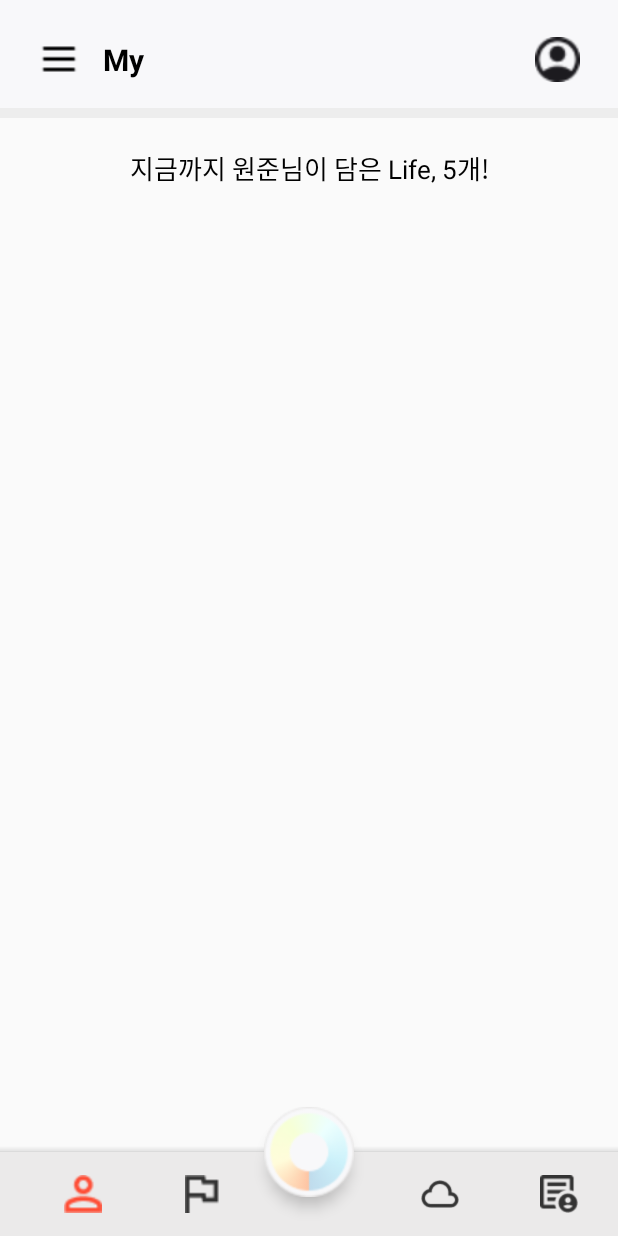
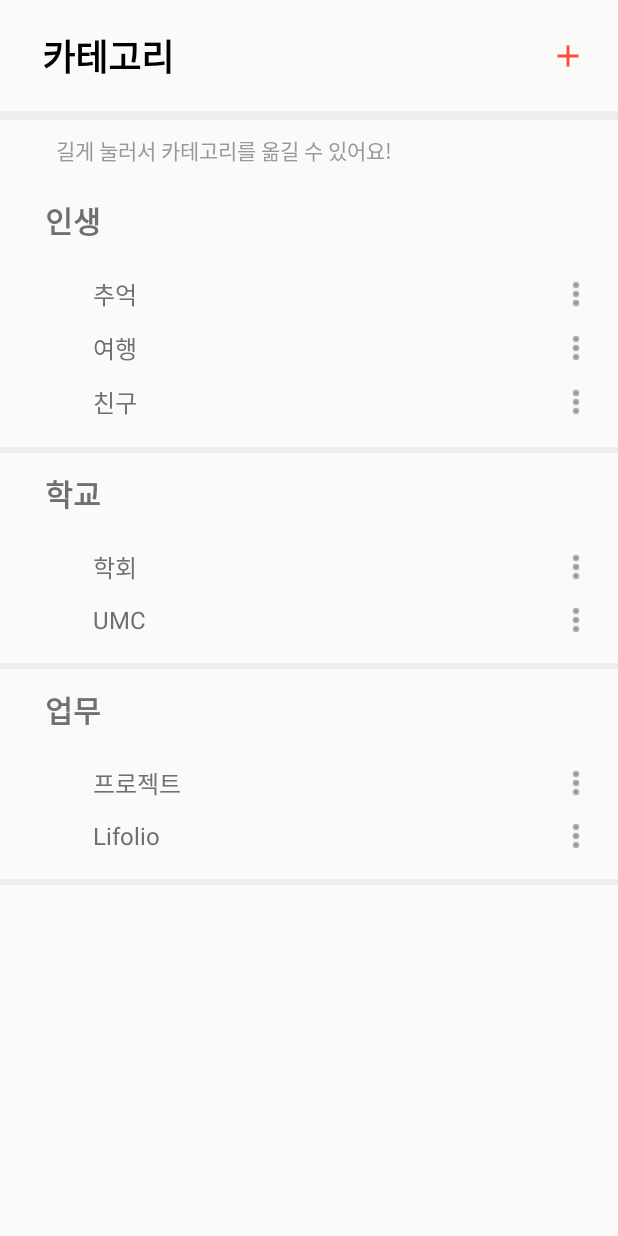
Before and after one commit to Lifolio/frontend, an Android app: the screen it shows after launch (BnbActivity before the commit, EditCategoryActivity after it), after a tap on "올해의 나 편집 임시로", on a phone screen of 412 x 824 dp. Run offline under Robolectric (Android 15) with nearby library versions, the phone set to English and light mode, and no system bars; libraries missing offline, so code that uses them is left out: com.kakao.sdk; Roboto replaces fonts that are not available here; 1 statement that could not run was skipped.

Commit message:
Feat : "EditCategory xml 완성(기능 개발중)"

```diff
--- a/app/src/main/java/com/example/lifolio/Category/BigCategoryFragment.kt
+++ b/app/src/main/java/com/example/lifolio/Category/BigCategoryFragment.kt
@@ -12,7 +12,6 @@ import androidx.core.content.ContextCompat
 import com.example.lifolio.PortfolioFragment
 import com.example.lifolio.R
 import com.example.lifolio.databinding.FragmentBigCategoryBinding
-import com.example.lifolio.databinding.ItemCategoryChipBinding
 import com.google.android.material.chip.Chip
 import com.google.android.material.chip.ChipGroup
 
--- /dev/null
+++ b/app/src/main/java/com/example/lifolio/EditCategory/BigCategoryRVAd.kt
@@ -0,0 +1,35 @@
+package com.example.lifolio.EditCategory
+
+import android.content.Context
+import android.view.LayoutInflater
+import android.view.ViewGroup
+import androidx.recyclerview.widget.LinearLayoutManager
+import androidx.recyclerview.widget.RecyclerView
+import com.example.lifolio.EditCategory.models.BigCategory
+import com.example.lifolio.EditCategory.models.SmallCategory
+import com.example.lifolio.databinding.ItemBigCategoryBinding
+
+class BigCategoryRVAd(val context : Context, private var dataList : MutableList<BigCategory>) : RecyclerView.Adapter<BigCategoryRVAd.DataViewHolder>() {
+
+    override fun onCreateViewHolder(parent: ViewGroup, viewType: Int): DataViewHolder {
+        val binding = ItemBigCategoryBinding.inflate(LayoutInflater.from(parent.context),parent,false)
+        return DataViewHolder(binding)
+    }
+
+    override fun onBindViewHolder(holder: DataViewHolder, position: Int) {
+        holder.bind(dataList[position])
+    }
+
+    override fun getItemCount(): Int = dataList.size
+
+    inner class DataViewHolder(private var binding : ItemBigCategoryBinding) :
+        RecyclerView.ViewHolder(binding.root){
+
+        fun bind(bigCategory: BigCategory){
+            binding.itemBigcategoryTitle.text = bigCategory.bigCategory
+
+            binding.itemBigcategoryRv.adapter = SmallCategoryRVAd(context, dataList[position].innerList)
+            binding.itemBigcategoryRv.layoutManager = LinearLayoutManager(context)
+        }
+    }
+}
--- /dev/null
+++ b/app/src/main/java/com/example/lifolio/EditCategory/EditCategoryActivity.kt
@@ -0,0 +1,32 @@
+package com.example.lifolio.EditCategory
+
+import android.os.Bundle
+import androidx.appcompat.app.AppCompatActivity
+import androidx.recyclerview.widget.LinearLayoutManager
+import com.example.lifolio.EditCategory.models.BigCategory
+import com.example.lifolio.EditCategory.models.SmallCategory
+import com.example.lifolio.databinding.ActivityEditCategoryBinding
+
+class EditCategoryActivity : AppCompatActivity(){
+    private lateinit var binding : ActivityEditCategoryBinding
+    override fun onCreate(savedInstanceState: Bundle?) {
+        super.onCreate(savedInstanceState)
+        binding = ActivityEditCategoryBinding.inflate(layoutInflater)
+        setContentView(binding.root)
+
+        var bigCategoryList : MutableList<BigCategory> = mutableListOf()
+        val bigCategoryRVAd = BigCategoryRVAd(this,bigCategoryList)
+
+        binding.editcategoryRv.adapter = bigCategoryRVAd
+        binding.editcategoryRv.layoutManager = LinearLayoutManager(this)
+
+        bigCategoryList.add(BigCategory("인생", mutableListOf(SmallCategory("추억"),
+            SmallCategory("여행"),
+            SmallCategory("친구"))))
+        bigCategoryList.add(BigCategory("학교", mutableListOf(SmallCategory("학회"),
+            SmallCategory("UMC"))))
+        bigCategoryList.add(BigCategory("업무", mutableListOf(SmallCategory("프로젝트"),
+            SmallCategory("Lifolio"))))
+
+    }
+}
--- /dev/null
+++ b/app/src/main/java/com/example/lifolio/EditCategory/SimpleSwipeHelperCallback.kt
@@ -0,0 +1,21 @@
+package com.example.lifolio.EditCategory
+
+import androidx.recyclerview.widget.ItemTouchHelper
+import androidx.recyclerview.widget.ItemTouchHelper.*
+import androidx.recyclerview.widget.RecyclerView
+
+class SimpleSwipeHelperCallback(private val smallCategoryRVAd : SmallCategoryRVAd) :
+    ItemTouchHelper.SimpleCallback(UP or DOWN,LEFT or RIGHT) {
+    override fun onMove(
+        recyclerView: RecyclerView,
+        viewHolder: RecyclerView.ViewHolder,
+        target: RecyclerView.ViewHolder
+    ): Boolean {
+        smallCategoryRVAd.swapData(viewHolder.adapterPosition, target.adapterPosition)
+        return true
+    }
+
+    override fun onSwiped(viewHolder: RecyclerView.ViewHolder, direction: Int) {
+    }
+
+}
--- /dev/null
+++ b/app/src/main/java/com/example/lifolio/EditCategory/SmallCategoryRVAd.kt
@@ -0,0 +1,38 @@
+package com.example.lifolio.EditCategory
+
+import android.content.Context
+import android.view.LayoutInflater
+import android.view.ViewGroup
+import androidx.recyclerview.widget.RecyclerView
+import com.example.lifolio.EditCategory.models.SmallCategory
+import com.example.lifolio.databinding.ItemSmallCategoryBinding
+import java.util.*
+
+class SmallCategoryRVAd (context : Context, val smallCategoryList : MutableList<SmallCategory>) : RecyclerView.Adapter<SmallCategoryRVAd.DataViewHolder>() {
+
+    fun swapData(fromPos : Int, toPos : Int){
+        Collections.swap(smallCategoryList, fromPos, toPos)
+        notifyItemMoved(fromPos, toPos)
+    }
+
+    inner class DataViewHolder(var binding : ItemSmallCategoryBinding) :
+        RecyclerView.ViewHolder(binding.root){
+
+        fun bind(smallCategory: SmallCategory){
+            binding.itemSmallcategoryTitle.text = smallCategory.smallCategory
+        }
+    }
+
+
+    override fun onCreateViewHolder(parent: ViewGroup, viewType: Int): DataViewHolder {
+        val binding = ItemSmallCategoryBinding.inflate(LayoutInflater.from(parent.context),parent,false)
+        return DataViewHolder(binding)
+    }
+
+    override fun onBindViewHolder(holder: DataViewHolder, position: Int) {
+        holder.bind(smallCategoryList[position])
+    }
+
+    override fun getItemCount(): Int = smallCategoryList.size
+
+}
--- /dev/null
+++ b/app/src/main/java/com/example/lifolio/EditCategory/models/BigCategory.kt
@@ -0,0 +1,6 @@
+package com.example.lifolio.EditCategory.models
+
+data class BigCategory(
+    val bigCategory : String,
+    var innerList : MutableList<SmallCategory>
+)
--- /dev/null
+++ b/app/src/main/java/com/example/lifolio/EditCategory/models/SmallCategory.kt
@@ -0,0 +1,5 @@
+package com.example.lifolio.EditCategory.models
+
+data class SmallCategory(
+    val smallCategory : String
+)
--- a/app/src/main/java/com/example/lifolio/MainActivity.kt
+++ b/app/src/main/java/com/example/lifolio/MainActivity.kt
@@ -39,7 +39,7 @@ class MainActivity : AppCompatActivity() {
 
         // 허니가 개발중인 Activity 미리보기 위한 버튼
         binding.btnSignup.setOnClickListener {
-            val intent = Intent(this, BnbActivity::class.java)
+            val intent = Intent(this, EditCategoryActivity::class.java)
             startActivity(intent)
         }
 
--- /dev/null
+++ b/app/src/main/res/layout/activity_edit_category.xml
@@ -0,0 +1,66 @@
+<?xml version="1.0" encoding="utf-8"?>
+<androidx.constraintlayout.widget.ConstraintLayout
+    xmlns:android="http://schemas.android.com/apk/res/android"
+    xmlns:app="http://schemas.android.com/apk/res-auto"
+    xmlns:tools="http://schemas.android.com/tools"
+    android:layout_width="match_parent"
+    android:layout_height="match_parent">
+
+    <androidx.constraintlayout.widget.ConstraintLayout
+        android:id="@+id/editcategory_headline_const"
+        android:layout_width="match_parent"
+        android:layout_height="74dp"
+        app:layout_constraintTop_toTopOf="parent">
+
+        <TextView
+            android:layout_width="wrap_content"
+            android:layout_height="wrap_content"
+            android:layout_marginStart="28dp"
+            android:text="카테고리"
+            android:textColor="@color/black"
+            android:textSize="24sp"
+            android:textStyle="bold"
+            app:layout_constraintBottom_toBottomOf="parent"
+            app:layout_constraintStart_toStartOf="parent"
+            app:layout_constraintTop_toTopOf="parent" />
+
+        <androidx.appcompat.widget.AppCompatImageButton
+            android:layout_width="wrap_content"
+            android:layout_height="wrap_content"
+            android:layout_marginEnd="21dp"
+            android:background="@drawable/edit_category_plus_btn"
+            app:layout_constraintBottom_toBottomOf="parent"
+            app:layout_constraintEnd_toEndOf="parent"
+            app:layout_constraintTop_toTopOf="parent" />
+
+    </androidx.constraintlayout.widget.ConstraintLayout>
+
+    <androidx.constraintlayout.widget.ConstraintLayout
+        android:id="@+id/editcategory_section_const"
+        android:layout_width="match_parent"
+        android:layout_height="6dp"
+        android:background="#ededed"
+        app:layout_constraintTop_toBottomOf="@id/editcategory_headline_const"/>
+
+    <TextView
+        android:id="@+id/editcategory_tv1"
+        android:layout_width="wrap_content"
+        android:layout_height="wrap_content"
+        android:layout_marginTop="9dp"
+        android:text="길게 눌러서 카테고리를 옮길 수 있어요!"
+        android:textSize="14sp"
+        android:textColor="#999797"
+        app:layout_constraintEnd_toEndOf="parent"
+        app:layout_constraintHorizontal_bias="0.2"
+        app:layout_constraintStart_toStartOf="parent"
+        app:layout_constraintTop_toBottomOf="@+id/editcategory_section_const" />
+
+    <androidx.recyclerview.widget.RecyclerView
+        android:id="@+id/editcategory_rv"
+        android:layout_width="match_parent"
+        android:layout_height="wrap_content"
+        android:layout_marginTop="9dp"
+        app:layout_constraintTop_toBottomOf="@+id/editcategory_tv1" />
+
+
+</androidx.constraintlayout.widget.ConstraintLayout>
--- /dev/null
+++ b/app/src/main/res/layout/item_big_category.xml
@@ -0,0 +1,40 @@
+<?xml version="1.0" encoding="utf-8"?>
+<androidx.constraintlayout.widget.ConstraintLayout xmlns:android="http://schemas.android.com/apk/res/android"
+    xmlns:app="http://schemas.android.com/apk/res-auto"
+    android:layout_width="match_parent"
+    android:layout_height="wrap_content">
+
+    <TextView
+        android:id="@+id/item_bigcategory_title"
+        android:layout_width="wrap_content"
+        android:layout_height="wrap_content"
+        android:layout_marginTop="12dp"
+        android:text="큰 카테고리"
+        android:textColor="#707070"
+        android:textSize="20sp"
+        android:textStyle="bold"
+        app:layout_constraintEnd_toEndOf="parent"
+        app:layout_constraintHorizontal_bias="0.08"
+        app:layout_constraintStart_toStartOf="parent"
+        app:layout_constraintTop_toTopOf="parent" />
+
+    <androidx.recyclerview.widget.RecyclerView
+        android:id="@+id/item_bigcategory_rv"
+        android:layout_width="match_parent"
+        android:layout_height="wrap_content"
+        android:layout_marginTop="12dp"
+        android:layout_marginBottom="12dp"
+        app:layout_constraintBottom_toBottomOf="parent"
+        app:layout_constraintEnd_toEndOf="parent"
+        app:layout_constraintStart_toStartOf="parent"
+        app:layout_constraintTop_toBottomOf="@+id/item_bigcategory_title" />
+
+    <androidx.constraintlayout.widget.ConstraintLayout
+        android:id="@+id/bigcategory_section_const"
+        android:layout_width="match_parent"
+        android:layout_height="4dp"
+        android:layout_marginTop="12dp"
+        android:background="#ededed"
+        app:layout_constraintTop_toBottomOf="@id/item_bigcategory_rv" />
+
+</androidx.constraintlayout.widget.ConstraintLayout>
--- /dev/null
+++ b/app/src/main/res/layout/item_small_category.xml
@@ -0,0 +1,30 @@
+<?xml version="1.0" encoding="utf-8"?>
+<androidx.constraintlayout.widget.ConstraintLayout xmlns:android="http://schemas.android.com/apk/res/android"
+    xmlns:app="http://schemas.android.com/apk/res-auto"
+    android:layout_width="match_parent"
+    android:layout_height="wrap_content">
+
+    <TextView
+        android:id="@+id/item_smallcategory_title"
+        android:layout_width="wrap_content"
+        android:layout_height="wrap_content"
+        android:layout_marginStart="62dp"
+        android:layout_marginTop="6dp"
+        android:layout_marginBottom="6dp"
+        android:text="작은 카테고리"
+        android:textColor="#707070"
+        android:textSize="16sp"
+        app:layout_constraintBottom_toBottomOf="parent"
+        app:layout_constraintStart_toStartOf="parent"
+        app:layout_constraintTop_toTopOf="parent" />
+
+    <androidx.appcompat.widget.AppCompatImageButton
+        android:layout_width="wrap_content"
+        android:layout_height="wrap_content"
+        android:layout_marginEnd="16dp"
+        android:background="@drawable/small_category_edit_btn"
+        app:layout_constraintBottom_toBottomOf="parent"
+        app:layout_constraintEnd_toEndOf="parent"
+        app:layout_constraintTop_toTopOf="parent" />
+
+</androidx.constraintlayout.widget.ConstraintLayout>
```
Also changed, not shown: app/src/main/res/drawable-v24/edit_category_plus_btn.png (added), app/src/main/res/drawable-v24/small_category_edit_btn.png (added).
